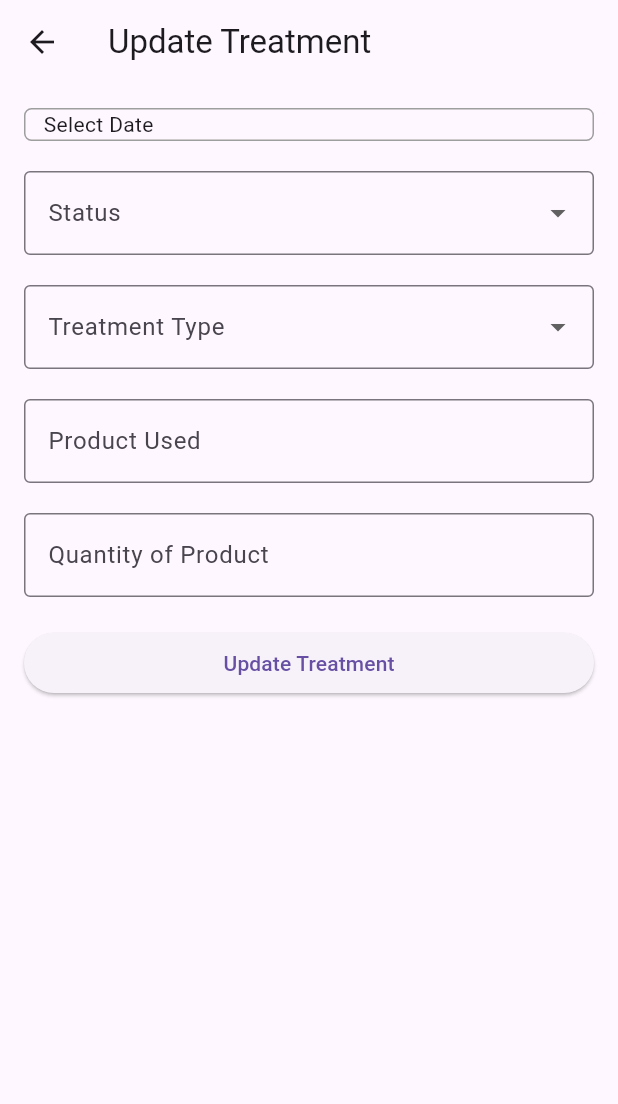
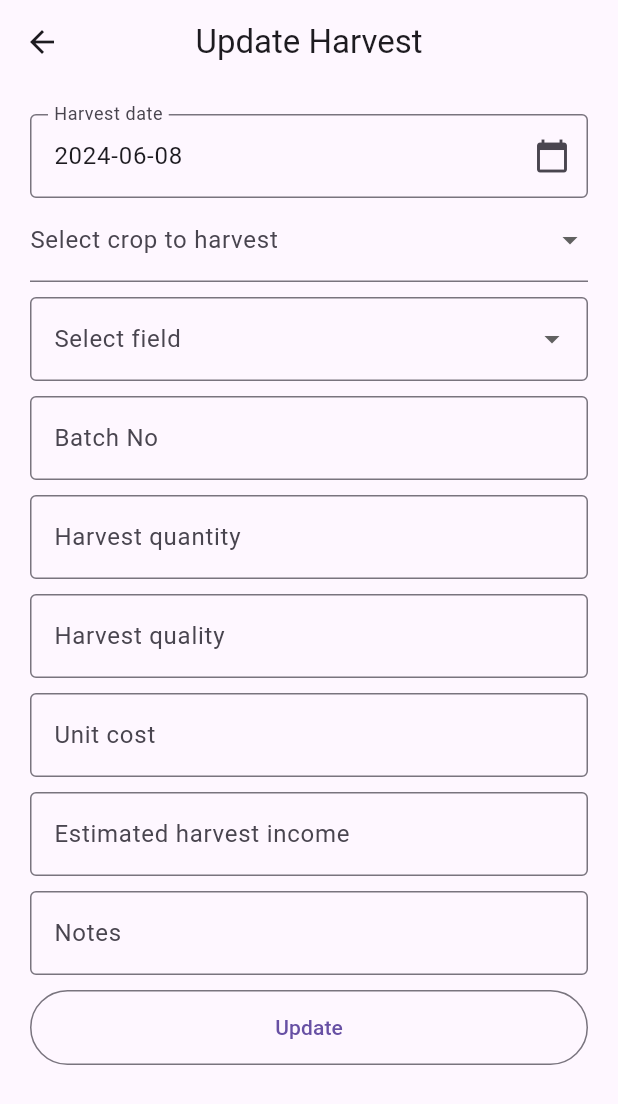
Before and after one commit to bsc-inf-20-19/FarmRecordsManagementSystem, a Flutter app: the UpdateHarvestPage screen opened directly with empty values, on a phone screen of 412 x 824 dp. Shown: the top 1104 px of the screen. Run offline on Flutter 3.47's test engine with Material 3 defaults, Android fonts, the phone set to English and light mode, and no system bars; our stand-ins replace sqflite; accounts and stored records are empty; network calls fail; statements that could not run were skipped.

Commit message:
modified few components

```diff
--- a/farm_records_management_system/lib/home/components/sections/activity_section.dart
+++ b/farm_records_management_system/lib/home/components/sections/activity_section.dart
@@ -1,6 +1,7 @@
 import 'package:farm_records_management_system/home/components/forms/addCrop.dart';
 import 'package:farm_records_management_system/home/screens/add_harvest_page.dart';
 import 'package:farm_records_management_system/home/components/sections/task_section.dart';
+import 'package:farm_records_management_system/home/screens/harvests_view.dart';
 import 'package:farm_records_management_system/home/widgets/crops/activity/harvest_card.dart';
 import 'package:farm_records_management_system/home/widgets/crops/activity/planting_card.dart';
 import 'package:farm_records_management_system/home/widgets/crops/activity/tasks_card.dart';
@@ -39,7 +40,7 @@ class ActivitySection extends StatelessWidget {
                   Navigator.push(
                     context,
                     MaterialPageRoute(
-                      builder: (context) => AddHarvestPage()
+                      builder: (context) => HarvestsViewPage()
                     )
                   );
                 },
--- a/farm_records_management_system/lib/home/components/sections/crops_section.dart
+++ b/farm_records_management_system/lib/home/components/sections/crops_section.dart
@@ -1,6 +1,7 @@
 import 'package:farm_records_management_system/home/components/forms/addCrop.dart';
 import 'package:farm_records_management_system/home/screens/activity_screen.dart';
 import 'package:farm_records_management_system/home/components/details/notes.dart';
+import 'package:farm_records_management_system/home/widgets/crop_lists.dart';
 import 'package:farm_records_management_system/home/widgets/crops/activity/activity_card.dart';
 import 'package:farm_records_management_system/home/widgets/crops/activity/crop_list_card.dart';
 import 'package:flutter/material.dart';
@@ -26,7 +27,7 @@ class CropsSection extends StatelessWidget {
                   Navigator.push(
                     context,
                     MaterialPageRoute(
-                      builder: (context) => FarmNotesPage()
+                      builder: (context) => CropListScreen()
                     )
                   );
                 },
--- a/farm_records_management_system/lib/home/screens/add_harvest_page.dart
+++ b/farm_records_management_system/lib/home/screens/add_harvest_page.dart
@@ -3,7 +3,7 @@ import 'package:farm_records_management_system/home/screens/databaseHelper.dart'
 import 'package:flutter/material.dart';
 
 class AddHarvestPage extends StatefulWidget {
-  const AddHarvestPage({Key? key}) : super(key: key);
+  const AddHarvestPage({Key? key, required Null Function() onNewFieldRequested, required void Function(dynamic newHarvest) onAdd, required List existingFields}) : super(key: key);
 
   @override
   _AddHarvestState createState() => _AddHarvestState();
--- a/farm_records_management_system/lib/home/screens/updated_harvest_page.dart
+++ b/farm_records_management_system/lib/home/screens/updated_harvest_page.dart
@@ -1,47 +1,53 @@
+import 'package:farm_records_management_system/home/components/details/harvestDetailView.dart';
 import 'package:farm_records_management_system/home/screens/databaseHelper.dart';
 import 'package:flutter/material.dart';
 import 'package:intl/intl.dart';
 
 class UpdateHarvestPage extends StatefulWidget {
-  final int treatmentId;
+  final Map<String, dynamic> harvestData;
 
-  const UpdateHarvestPage({super.key, required this.treatmentId});
+  const UpdateHarvestPage({Key? key, required this.harvestData}) : super(key: key);
 
   @override
-  _UpdateHarvestPageState createState() => _UpdateHarvestPageState();
+  _UpdateHarvestState createState() => _UpdateHarvestState();
 }
 
-class _UpdateHarvestPageState extends State<UpdateHarvestPage> {
-  final _formKey = GlobalKey<FormState>();
-  final _productUsedController = TextEditingController();
-  final _quantityController = TextEditingController();
-  String? _selectedStatus;
-  String? _selectedTreatmentType;
-  String? _selectedField;
+class _UpdateHarvestState extends State<UpdateHarvestPage> {
   DateTime? _selectedDate;
+  final _dateController = TextEditingController();
+  final _batchController = TextEditingController();
+  final _harvestQuantityController = TextEditingController();
+  final _harvestQualityController = TextEditingController();
+  final _unitCostController = TextEditingController();
+  final _harvestIncomeController = TextEditingController();
+  final _harvestNotesController = TextEditingController();
+  final _cropDropdownController = TextEditingController();
+  final _fieldDropdownController = TextEditingController();
 
-  void fetchTreatment() async {
-    Map<String, dynamic>? treatmentData =
-        await DatabaseHelper.getTreatment(widget.treatmentId);
-
-    if (treatmentData != null) {
-      setState(() {
-        _selectedDate = DateTime.parse(treatmentData['date']);
-        _selectedStatus = treatmentData['status'];
-        _selectedTreatmentType = treatmentData['treatment_type'];
-        _selectedField = treatmentData['field'];
-        _productUsedController.text = treatmentData['product_used'];
-        _quantityController.text = treatmentData['quantity'].toString();
-      });
-    }
-  }
+  List<String> _harvestQualityList = ["Maize", "Tobacco", "G. Nuts", "Beans"];
+  List<String> _fieldList = ["M01 Field", "T01 Field", "G01 Field", "B01 Field"];
 
   @override
   void initState() {
-    fetchTreatment();
     super.initState();
+    _initializeFields();
   }
 
+  void _initializeFields() {
+    _selectedDate = DateTime.parse(widget.harvestData['date']);
+    _dateController.text = _selectedDate != null
+        ? '${_selectedDate!.toLocal()}'.split(' ')[0]
+        : '';
+    _cropDropdownController.text = widget.harvestData['cropList'];
+    _batchController.text = widget.harvestData['batchNo'];
+    _harvestQuantityController.text = widget.harvestData['harvestQuantity'];
+    _harvestQualityController.text = widget.harvestData['harvestQuality'];
+    _unitCostController.text = widget.harvestData['unitCost'];
+    _harvestIncomeController.text = widget.harvestData['harvestIncome'];
+    _harvestNotesController.text = widget.harvestData['harvestNotes'];
+  }
+
+  // Function to show the date picker and set the selected date
   Future<void> _selectDate(BuildContext context) async {
     final DateTime? picked = await showDatePicker(
       context: context,
@@ -50,35 +56,26 @@ class _UpdateHarvestPageState extends State<UpdateHarvestPage> {
       lastDate: DateTime(2100),
     );
 
+    // If the user picked a date, set the selected date state
     if (picked != null && picked != _selectedDate) {
       setState(() {
         _selectedDate = picked;
+        _dateController.text = '${_selectedDate!.toLocal()}'.split(' ')[0];
       });
-    }
-  }
-
-  void _updateTreatment(BuildContext context) async {
-    if (_formKey.currentState!.validate()) {
-      Map<String, dynamic> updatedTreatment = {
-        'date': DateFormat("yyyy-MM-dd").format(_selectedDate!),
-        'status': _selectedStatus,
-        'treatment_type': _selectedTreatmentType,
-        'field': _selectedField,
-        'product_used': _productUsedController.text,
-        'quantity': double.tryParse(_quantityController.text),
-      };
-
-      await DatabaseHelper.updateTreatment(
-          widget.treatmentId, updatedTreatment);
-      Navigator.pop(context, true);
     }
   }
 
   @override
   void dispose() {
-    _productUsedController.text = '';
-    _quantityController.text = '';
-
+    _dateController.dispose();
+    _batchController.dispose();
+    _harvestQuantityController.dispose();
+    _harvestQualityController.dispose();
+    _unitCostController.dispose();
+    _harvestIncomeController.dispose();
+    _cropDropdownController.dispose();
+    _fieldDropdownController.dispose();
+    _harvestNotesController.dispose();
     super.dispose();
   }
 
@@ -86,119 +83,169 @@ class _UpdateHarvestPageState extends State<UpdateHarvestPage> {
   Widget build(BuildContext context) {
     return Scaffold(
       appBar: AppBar(
-        title: const Text('Update Treatment'),
+        title: const Text('Update Harvest'),
+        centerTitle: true,
       ),
-      body: Padding(
-        padding: const EdgeInsets.all(16.0),
-        child: Form(
-          key: _formKey,
+      body: Container(
+        padding: EdgeInsets.all(20.0),
         child: ListView(
           children: [
-              GestureDetector(
-                onTap: () => _selectDate(context),
-                child: Container(
-                  padding: const EdgeInsets.symmetric(horizontal: 12),
-                  decoration: BoxDecoration(
-                    border: Border.all(color: Colors.grey),
-                    borderRadius: BorderRadius.circular(5),
+            //Harvest date
+            TextField(
+              decoration: InputDecoration(
+                labelText: 'Harvest date',
+                suffixIcon: IconButton(
+                  icon: const Icon(Icons.calendar_today),
+                  onPressed: () => _selectDate(context),
                 ),
-                  child: Text(
-                    _selectedDate != null
-                        ? DateFormat('yyyy-MM-dd').format(_selectedDate!)
-                        : 'Select Date',
+                border: const OutlineInputBorder(),
+                focusedBorder: OutlineInputBorder(
+                  borderSide: BorderSide(color: Colors.blue.shade300),
                 ),
               ),
+              controller: _dateController,
+              readOnly: true,
             ),
-              const SizedBox(height: 20),
-              DropdownButtonFormField<String>(
-                value: _selectedStatus,
-                items: ['Planned', 'Done'].map((status) {
-                  return DropdownMenuItem(
-                    value: status,
-                    child: Text(status),
-                  );
-                }).toList(),
-                decoration: const InputDecoration(
-                  labelText: 'Status',
-                  border: OutlineInputBorder(),
+            //DropDown crop name  and field
+            DropdownButtonFormField(
+              value: _cropDropdownController.text,
+              items: _harvestQualityList.map(
+                (e) => DropdownMenuItem(child: Text(e), value: e,)
+              ).toList(),
+              onChanged: (val) {
+                setState(() {
+                  _cropDropdownController.text = val as String;
+                });
+              },
+              icon: const Icon(
+                Icons.arrow_drop_down_outlined,
               ),
-                onChanged: (value) {
-                  _selectedStatus = value;
+              decoration: InputDecoration(
+                labelText: "Select crop to harvest",
+                border: UnderlineInputBorder()
+              ),
+            ),
+            SizedBox(height: 10.0),
+            DropdownButtonFormField(
+              value: _fieldDropdownController.text,
+              items: _fieldList.map(
+                (e) => DropdownMenuItem(child: Text(e), value: e,)
+              ).toList(),
+              onChanged: (val) {
+                setState(() {
+                  _fieldDropdownController.text = val as String;
+                });
               },
-                validator: (value) {
-                  if (value == null) {
-                    return 'Please select a status';
-                  }
-                  return null;
-                },
+              icon: const Icon(
+                Icons.arrow_drop_down_outlined,
               ),
-              const SizedBox(height: 20),
-              DropdownButtonFormField<String>(
-                value: _selectedTreatmentType,
-                items: [
-                  'Fertilizer',
-                  'Fungicide',
-                  'Herbicide',
-                  'Insecticide',
-                  'Nutrients',
-                  'Other',
-                ].map((type) {
-                  return DropdownMenuItem(
-                    value: type,
-                    child: Text(type),
-                  );
-                }).toList(),
-                decoration: const InputDecoration(
-                  labelText: 'Treatment Type',
-                  border: OutlineInputBorder(),
+              decoration: InputDecoration(
+                labelText: "Select field",
+                border: OutlineInputBorder()
               ),
-                onChanged: (value) {
-                  _selectedTreatmentType = value;
-                },
-                validator: (value) {
-                  if (value == null) {
-                    return 'Please select a treatment type';
-                  }
-                  return null;
-                },
             ),
-              const SizedBox(height: 20),
-              TextFormField(
-                controller: _productUsedController,
-                decoration: const InputDecoration(
-                  labelText: 'Product Used',
-                  border: OutlineInputBorder(),
+            SizedBox(height: 10.0),
+            //Textfields for harvest information
+            MyTextField(
+              myController: _batchController,
+              fieldName: "Batch No",
             ),
-                validator: (value) {
-                  if (value == null || value.isEmpty) {
-                    return 'Please enter the product used';
-                  }
-                  return null;
-                },
+            SizedBox(height: 10.0),
+            MyTextField(
+              myController: _harvestQuantityController,
+              fieldName: "Harvest quantity",
             ),
-              const SizedBox(height: 20),
-              TextFormField(
-                controller: _quantityController,
-                decoration: const InputDecoration(
-                  labelText: 'Quantity of Product',
-                  border: OutlineInputBorder(),
+            SizedBox(height: 10.0),
+            MyTextField(
+              myController: _harvestQualityController,
+              fieldName: "Harvest quality",
             ),
-                validator: (value) {
-                  if (value == null || value.isEmpty) {
-                    return 'Please enter the quantity';
-                  }
-                  return null;
-                },
+            SizedBox(height: 10.0),
+            MyTextField(
+              myController: _unitCostController,
+              fieldName: "Unit cost",
             ),
-              const SizedBox(height: 20),
-              ElevatedButton(
-                onPressed: () {
-                  _updateTreatment(context);
-                },
-                child: const Text('Update Treatment'),
+            SizedBox(height: 10.0),
+            MyTextField(
+              myController: _harvestIncomeController,
+              fieldName: "Estimated harvest income",
             ),
+            SizedBox(height: 10.0),
+            MyTextField(
+              myController: _harvestNotesController,
+              fieldName: "Notes",
+            ),
+            SizedBox(height: 10.0),
+            myUpdateBtn(context)
           ],
         ),
+      ),
+    );
+  }
+
+  OutlinedButton myUpdateBtn(BuildContext context) {
+    return OutlinedButton(
+      style: OutlinedButton.styleFrom(minimumSize: Size(200, 50)),
+      onPressed: () async {
+        Map<String, dynamic> updatedHarvest = {
+          'date': _selectedDate != null ? '${_selectedDate!.toLocal()}'.split(' ')[0] : '',
+          'cropList': _cropDropdownController.text,
+          'batchNo': _batchController.text,
+          'harvestQuantity': _harvestQuantityController.text,
+          'harvestQuality': _harvestQualityController.text,
+          'unitCost': _unitCostController.text,
+          'harvestIncome': _harvestIncomeController.text,
+          'harvestNotes': _harvestNotesController.text,
+        };
+
+        // Update data in the database
+        await DatabaseHelper.updateHarvest(widget.harvestData['id'], updatedHarvest);
+
+        // Navigate to HarvestDetailView
+        Navigator.push(
+          context,
+          MaterialPageRoute(builder: (context) {
+            return HarvestDetailView(
+              cropList: _cropDropdownController.text,
+              batchNo: _batchController.text,
+              harvestQuantity: _harvestQuantityController.text,
+              harvestQuality: _harvestQualityController.text,
+              unitCost: _unitCostController.text,
+              harvestIncome: _harvestIncomeController.text,
+              harvestNotes: _harvestNotesController.text,
+            );
+          }),
+        );
+      },
+      child: Text("Update"),
+    );
+  }
+}
+
+// ignore: must_be_immutable
+class MyTextField extends StatelessWidget {
+  MyTextField({
+    Key? key,
+    required this.myController,
+    required this.fieldName,
+    this.myIcon = Icons.verified_user_outlined,
+    this.prefixIconColor = Colors.blueAccent,
+  });
+
+  final TextEditingController myController;
+  String fieldName;
+  final IconData myIcon;
+  Color prefixIconColor;
+
+  @override
+  Widget build(BuildContext context) {
+    return TextFormField(
+      controller: myController,
+      decoration: InputDecoration(
+        labelText: fieldName,
+        border: const OutlineInputBorder(),
+        focusedBorder: OutlineInputBorder(
+          borderSide: BorderSide(color: Colors.green.shade300),
         ),
       ),
     );
--- a/farm_records_management_system/lib/main.dart
+++ b/farm_records_management_system/lib/main.dart
@@ -10,7 +10,7 @@ class MyApp extends StatelessWidget {
   @override
   Widget build(BuildContext context) {
     return MaterialApp(
-      title: "Freshify App",
+      title: "My Farm",
       debugShowCheckedModeBanner: false,
       theme: ThemeData(primaryColor: const Color(0xFF33691E)),
       home: MyHomePage(),
```
Also changed, not shown: farm_records_management_system/lib/home/screens/harvests_view.dart (+11 -44 lines), farm_records_management_system/lib/home/screens/updateTreatmentPage.dart (+7 -0 lines), farm_records_management_system/lib/home/widgets/crop_lists.dart (added, +80 -0 lines), farm_records_management_system/lib/home/screens/treatment_screen.dart (deleted). Lines whose indentation alone changed are shown as unchanged.
